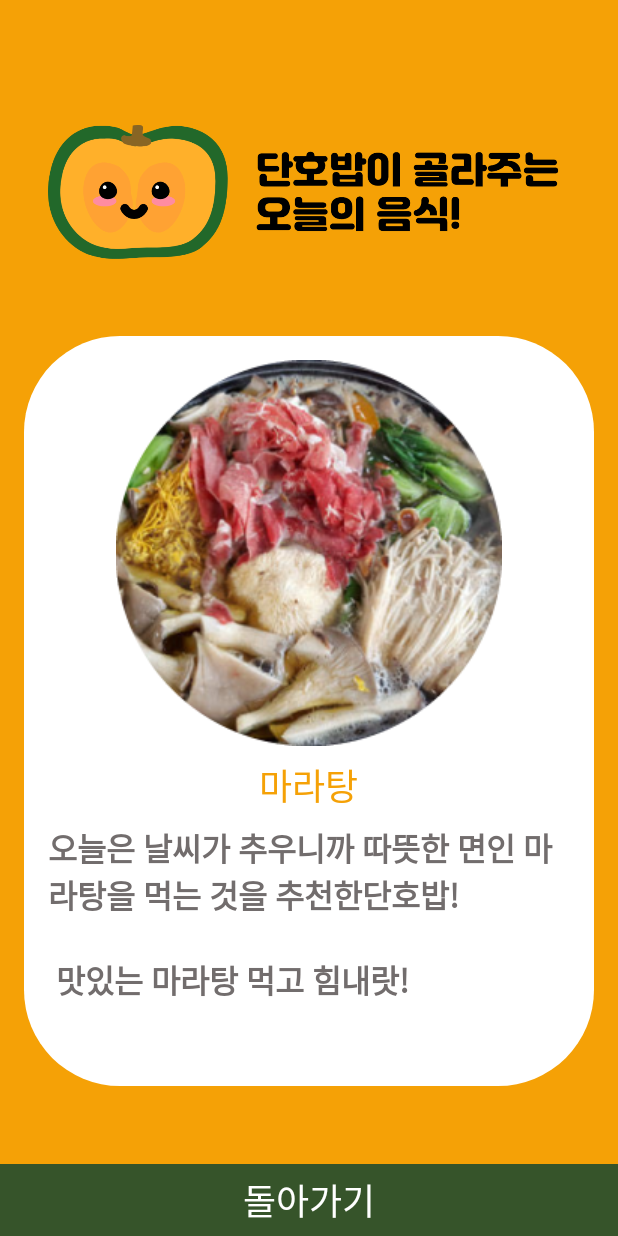
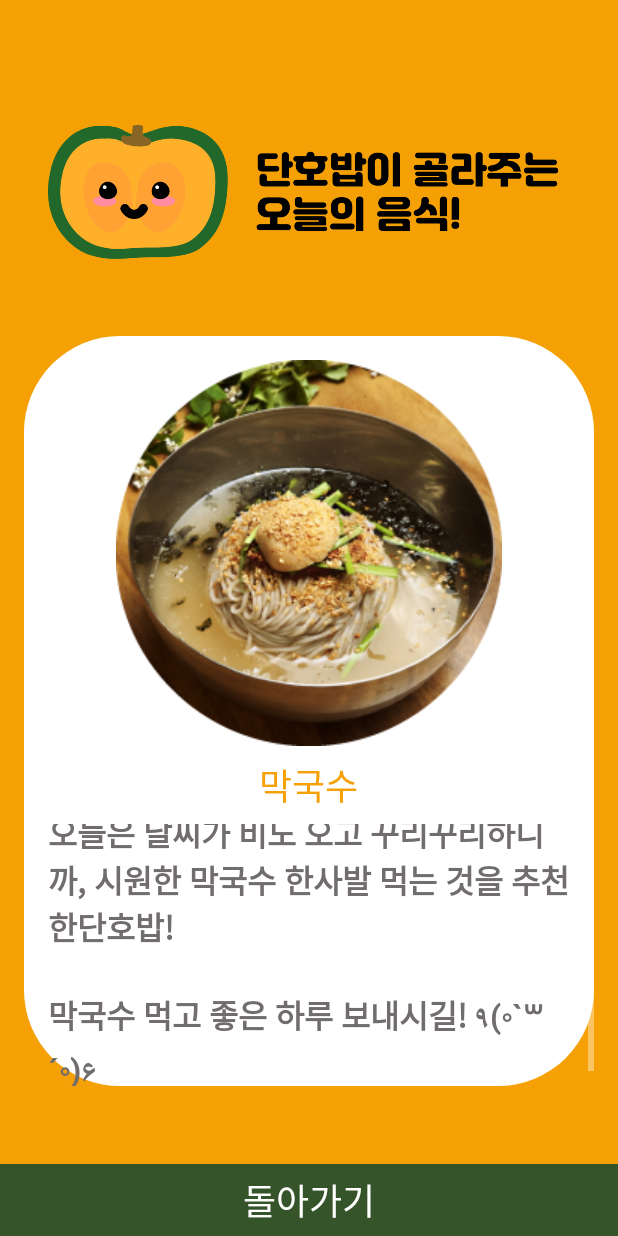
Before and after one commit to DonggeonOh/danhobob, an Android app: the SoloPickActivity screen opened directly, with no data from a screen before it, on a phone screen of 412 x 824 dp. Run offline under Robolectric (Android 15) with nearby library versions, the phone set to English and light mode, and no system bars; Roboto replaces fonts that are not available here.

Commit message:
added image

```diff
--- a/app/src/main/java/com/dankook/danhobob/SoloPickActivity.java
+++ b/app/src/main/java/com/dankook/danhobob/SoloPickActivity.java
@@ -2,12 +2,53 @@ package com.dankook.danhobob;
 
 import android.os.Bundle;
 import android.support.v7.app.AppCompatActivity;
+import android.widget.ImageView;
+import android.widget.TextView;
+
+import java.util.Random;
 
 public class SoloPickActivity extends AppCompatActivity {
+
+    ImageView imageViews;
+    TextView foodNames;
+    TextView foodExplain;
 
     @Override
     protected void onCreate(Bundle savedInstanceState) {
         super.onCreate(savedInstanceState);
         setContentView(R.layout.activity_solo_pick);
+
+        imageViews = findViewById(R.id.img_food);
+        foodNames = findViewById(R.id.tv_food);
+        foodExplain = findViewById(R.id.tv_expain_food);
+
+        Random random = new Random();
+        int num = random.nextInt(5);
+
+        switch (num) {
+            case 0:
+                imageViews.setImageResource(R.drawable.pick1);
+                foodNames.setText("마라탕");
+                foodExplain.setText("오늘은" + WeatherByGPS.getLocation() + "에" + WeatherByGPS.getWeather() + "가 꼈네! 날씨가 추우니까 따뜻한 면인 마라탕을 먹는 것을 추천한단호밥!\n\n맛있는 마라탕 먹고 힘내랏!");
+                break;
+            case 1:
+                imageViews.setImageResource(R.drawable.pick2);
+                foodNames.setText("막국수");
+                foodExplain.setText("오늘은 날씨가 비도 오고 꾸리꾸리하니까, 시원한 막국수 한사발 먹는 것을 추천한단호밥!\n\n막국수 먹고 좋은 하루 보내시길! ٩(◦`꒳´◦)۶");
+                break;
+            case 2:
+                imageViews.setImageResource(R.drawable.pick3);
+                foodNames.setText("햄버거");
+                foodExplain.setText("오늘은 날씨가 맑고 적당하니까, 식감있는 햄버거 한번 잡솨보라굿!\n나 단호밥이 귀찮을 때 적극 추천한단호밥~_~");
+            case 3:
+                imageViews.setImageResource(R.drawable.pick4);
+                foodNames.setText("초밥");
+                foodExplain.setText("오늘은 바람이 많이 부니까, 살아있는 초밥 한번 먹어보라굿!\n나 단호밥이 정말 좋아한단호밥 ٩(◦`꒳´◦)۶");
+            case 4:
+                imageViews.setImageResource(R.drawable.pick5);
+                foodNames.setText("간장게장");
+                foodExplain.setText("오늘은 바람이 많이 부니까, 짭쪼롬한 간장게장 한번 잡솨보라굿!\n나 단호밥도 먹고싶단호밥+_+");
+
+        }
     }
 }
--- a/app/src/main/res/layout/activity_solo_pick.xml
+++ b/app/src/main/res/layout/activity_solo_pick.xml
@@ -27,17 +27,16 @@
             android:layout_width="wrap_content"
             android:layout_height="wrap_content"
             android:layout_gravity="center_horizontal"
-            android:layout_marginTop="16dp"
-            android:background="@drawable/foodgood" />
+            android:layout_marginTop="16dp" />
 
         <TextView
+            android:id="@+id/tv_food"
             android:layout_width="wrap_content"
             android:layout_height="wrap_content"
             android:layout_gravity="center"
             android:layout_marginTop="8dp"
             android:layout_marginBottom="8dp"
             android:fontFamily="@font/jalnan"
-            android:text="마라탕"
             android:textColor="#f5a106"
             android:textSize="24dp" />
 
@@ -46,12 +45,12 @@
             android:layout_height="wrap_content">
 
             <TextView
+                android:id="@+id/tv_expain_food"
                 android:layout_width="match_parent"
                 android:layout_height="wrap_content"
                 android:layout_gravity="center"
                 android:layout_marginLeft="16dp"
                 android:layout_marginRight="16dp"
-                android:text="오늘은 날씨가 추우니까 따뜻한 면인 마라탕을 먹는 것을 추천한단호밥! \n\n 맛있는 마라탕 먹고 힘내랏!"
                 android:textColor="#726D6D"
                 android:textSize="21dp"
                 android:textStyle="bold" />
```
Also changed, not shown: app/src/main/java/com/dankook/danhobob/RatingActivity.java (+6 -4 lines), app/src/main/java/com/dankook/danhobob/WeatherByGPS.java (added, +108 -0 lines), app/src/main/res/drawable/food10.png (added), app/src/main/res/drawable/food3.png, app/src/main/res/drawable/food5.png, app/src/main/res/drawable/food6.png, app/src/main/res/drawable/food9.png, app/src/main/res/drawable/foodgood.png (deleted), app/src/main/res/drawable/pick1.png (added), app/src/main/res/drawable/pick2.png (added), app/src/main/res/drawable/pick3.png (added), app/src/main/res/drawable/pick4.png (added), app/src/main/res/drawable/pick5.png (added).
